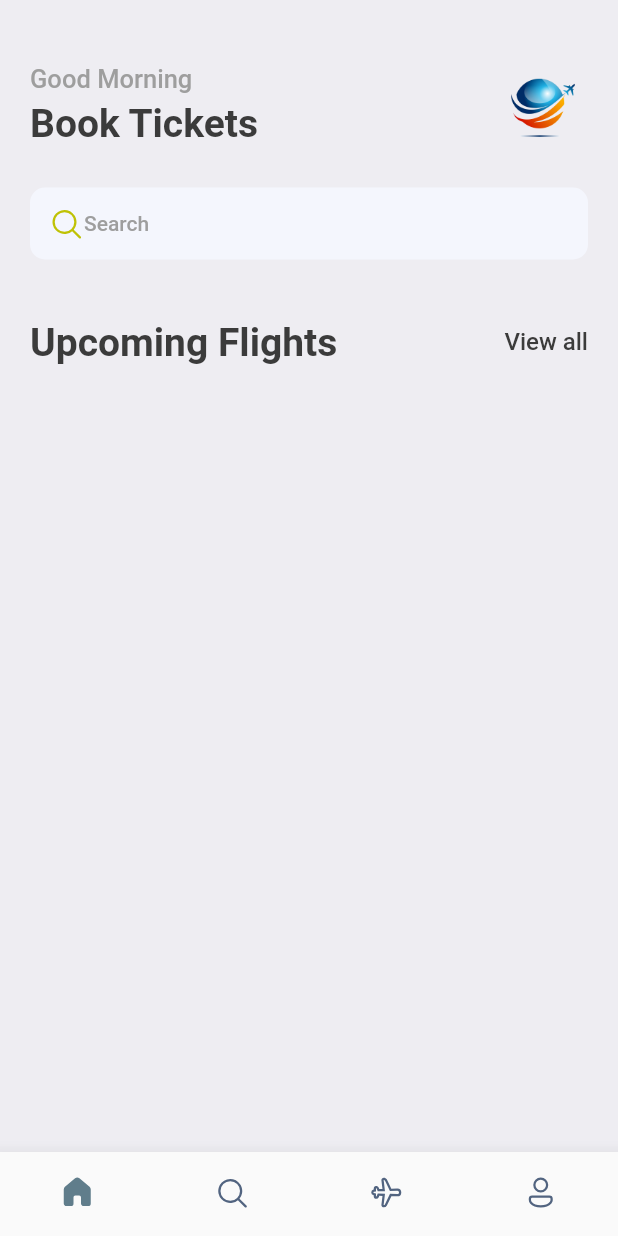
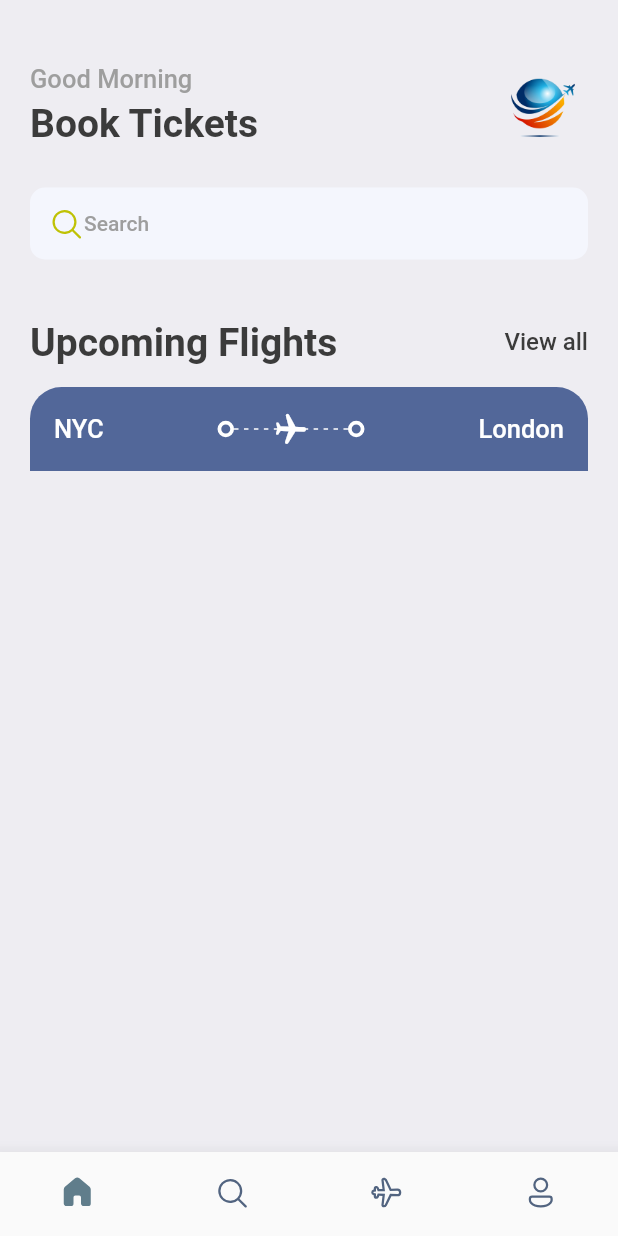
Before and after one commit to thutasann/booking-ticket, a Flutter app: the screen it shows after launch, on a phone screen of 412 x 824 dp. Run offline on Flutter 3.47's test engine with Material 2 defaults, Android fonts, the light colour scheme and no system bars; our stand-ins replace fluentui_icons, gap.

Commit message:
UI: Ticket View First Row

```diff
--- a/lib/screens/home_screen.dart
+++ b/lib/screens/home_screen.dart
@@ -1,4 +1,5 @@
 import 'package:book_ticket/utils/app_styles.dart';
+import 'package:book_ticket/views/ticket_view.dart';
 import 'package:fluentui_icons/fluentui_icons.dart';
 import 'package:flutter/material.dart';
 import 'package:gap/gap.dart';
@@ -83,7 +84,9 @@ class HomeScreen extends StatelessWidget {
                 ],
               )
             ],
-          )
+          ),
+          const Gap(15),
+          const TicketView()
         ],
       ),
     ));
--- /dev/null
+++ b/lib/utils/app_layout.dart
@@ -0,0 +1,7 @@
+import 'package:flutter/material.dart';
+
+class AppLayout {
+  static getSize(BuildContext context) {
+    return MediaQuery.of(context).size;
+  }
+}
--- /dev/null
+++ b/lib/views/ticket_view.dart
@@ -0,0 +1,90 @@
+import 'package:book_ticket/utils/app_layout.dart';
+import 'package:book_ticket/utils/app_styles.dart';
+import 'package:book_ticket/widgets/thick_container.dart';
+import 'package:flutter/cupertino.dart';
+import 'package:flutter/material.dart';
+
+class TicketView extends StatelessWidget {
+  const TicketView({super.key});
+
+  @override
+  Widget build(BuildContext context) {
+    final size = AppLayout.getSize(context);
+    return SizedBox(
+      width: size.width,
+      height: 200,
+      child: Container(
+        child: Column(
+          children: [
+            Container(
+              decoration: const BoxDecoration(
+                color: Color(0xFF526799),
+                borderRadius: BorderRadius.only(
+                    topLeft: Radius.circular(21),
+                    topRight: Radius.circular(21)),
+              ),
+              padding: const EdgeInsets.all(16),
+              child: Column(
+                children: [
+                  Row(
+                    children: [
+                      Text(
+                        "NYC",
+                        style:
+                            Styles.headLineStyle3.copyWith(color: Colors.white),
+                      ),
+                      Expanded(child: Container()),
+                      const ThickContainer(),
+                      Expanded(
+                        child: Stack(children: [
+                          SizedBox(
+                            height: 24,
+                            child: LayoutBuilder(
+                              builder: (BuildContext context,
+                                  BoxConstraints constraints) {
+                                return Flex(
+                                    direction: Axis.horizontal,
+                                    mainAxisAlignment:
+                                        MainAxisAlignment.spaceBetween,
+                                    mainAxisSize: MainAxisSize.max,
+                                    children: List.generate(
+                                        (constraints.constrainWidth() / 6)
+                                            .floor(),
+                                        (index) => const SizedBox(
+                                              width: 3,
+                                              height: 1,
+                                              child: DecoratedBox(
+                                                decoration: BoxDecoration(
+                                                    color: Colors.white),
+                                              ),
+                                            )));
+                              },
+                            ),
+                          ),
+                          Center(
+                            child: Transform.rotate(
+                              angle: 1.6,
+                              child: const Icon(
+                                Icons.local_airport_rounded,
+                                color: Colors.white,
+                              ),
+                            ),
+                          ),
+                        ]),
+                      ),
+                      const ThickContainer(),
+                      Expanded(child: Container()),
+                      Text("London",
+                          style: Styles.headLineStyle3
+                              .copyWith(color: Colors.white)),
+                    ],
+                  )
+                ],
+              ),
+            )
+          ],
+        ),
+      ),
+    );
+  }
+}
--- /dev/null
+++ b/lib/widgets/thick_container.dart
@@ -0,0 +1,16 @@
+import 'package:flutter/cupertino.dart';
+import 'package:flutter/material.dart';
+
+class ThickContainer extends StatelessWidget {
+  const ThickContainer({super.key});
+
+  @override
+  Widget build(BuildContext context) {
+    return Container(
+      padding: const EdgeInsets.all(3.0),
+      decoration: BoxDecoration(
+          borderRadius: BorderRadius.circular(20),
+          border: Border.all(width: 2.5, color: Colors.white)),
+    );
+  }
+}
```
